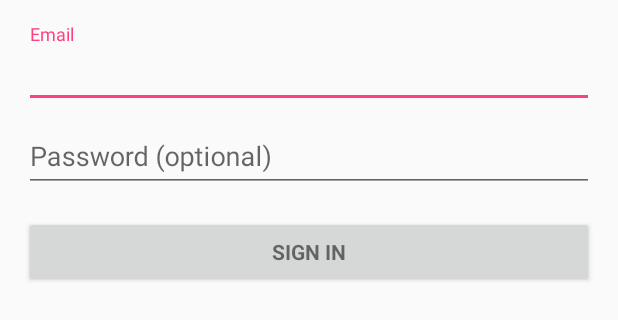
After one commit to AkiyamaKun/ManagerStudent, an Android app: the layout activity_login.xml on its own in the app's theme, with its tools: preview values and no code run, on a phone screen of 412 x 824 dp. The commit adds this screen. Shown: the top 320 px of the screen. Run offline under Robolectric (Android 15) with nearby library versions, the phone set to English and light mode, and no system bars.

Commit message:
add login activity

```diff
--- /dev/null
+++ b/app/src/main/res/layout/activity_login.xml
@@ -0,0 +1,78 @@
+<?xml version="1.0" encoding="utf-8"?>
+<LinearLayout xmlns:android="http://schemas.android.com/apk/res/android"
+    xmlns:tools="http://schemas.android.com/tools"
+    android:layout_width="match_parent"
+    android:layout_height="match_parent"
+    android:gravity="center_horizontal"
+    android:orientation="vertical"
+    android:paddingBottom="@dimen/activity_vertical_margin"
+    android:paddingLeft="@dimen/activity_horizontal_margin"
+    android:paddingRight="@dimen/activity_horizontal_margin"
+    android:paddingTop="@dimen/activity_vertical_margin"
+    tools:context=".Activity.LoginActivity">
+
+    <!-- Login progress -->
+    <ProgressBar
+        android:id="@+id/login_progress"
+        style="?android:attr/progressBarStyleLarge"
+        android:layout_width="wrap_content"
+        android:layout_height="wrap_content"
+        android:layout_marginBottom="8dp"
+        android:visibility="gone" />
+
+    <ScrollView
+        android:id="@+id/login_form"
+        android:layout_width="match_parent"
+        android:layout_height="match_parent">
+
+        <LinearLayout
+            android:id="@+id/email_login_form"
+            android:layout_width="match_parent"
+            android:layout_height="wrap_content"
+            android:orientation="vertical">
+
+            <android.support.design.widget.TextInputLayout
+                android:layout_width="match_parent"
+                android:layout_height="wrap_content">
+
+                <AutoCompleteTextView
+                    android:id="@+id/email"
+                    android:layout_width="match_parent"
+                    android:layout_height="wrap_content"
+                    android:hint="@string/prompt_email"
+                    android:inputType="textEmailAddress"
+                    android:maxLines="1"
+                    android:singleLine="true" />
+
+            </android.support.design.widget.TextInputLayout>
+
+            <android.support.design.widget.TextInputLayout
+                android:layout_width="match_parent"
+                android:layout_height="wrap_content">
+
+                <EditText
+                    android:id="@+id/password"
+                    android:layout_width="match_parent"
+                    android:layout_height="wrap_content"
+                    android:hint="@string/prompt_password"
+                    android:imeActionId="6"
+                    android:imeActionLabel="@string/action_sign_in_short"
+                    android:imeOptions="actionUnspecified"
+                    android:inputType="textPassword"
+                    android:maxLines="1"
+                    android:singleLine="true" />
+
+            </android.support.design.widget.TextInputLayout>
+
+            <Button
+                android:id="@+id/email_sign_in_button"
+                style="?android:textAppearanceSmall"
+                android:layout_width="match_parent"
+                android:layout_height="wrap_content"
+                android:layout_marginTop="16dp"
+                android:text="@string/action_sign_in_short"
+                android:textStyle="bold" />
+
+        </LinearLayout>
+    </ScrollView>
+</LinearLayout>
--- /dev/null
+++ b/app/src/main/res/values/dimens.xml
@@ -0,0 +1,5 @@
+<resources>
+    <!-- Default screen margins, per the Android Design guidelines. -->
+    <dimen name="activity_horizontal_margin">16dp</dimen>
+    <dimen name="activity_vertical_margin">16dp</dimen>
+</resources>
--- a/app/src/main/res/values/strings.xml
+++ b/app/src/main/res/values/strings.xml
@@ -2,4 +2,18 @@
     <string name="app_name">ManagerStudent</string>
     <string name="open">Open</string>
     <string name="close">Close</string>
+    <string name="title_activity_login">Sign in</string>
+
+    <!-- Strings related to login -->
+    <string name="prompt_email">Email</string>
+    <string name="prompt_password">Password (optional)</string>
+    <string name="action_sign_in">Sign in or register</string>
+    <string name="action_sign_in_short">Sign in</string>
+    <string name="error_invalid_email">This email address is invalid</string>
+    <string name="error_invalid_password">This password is too short</string>
+    <string name="error_incorrect_password">This password is incorrect</string>
+    <string name="error_field_required">This field is required</string>
+    <string name="permission_rationale">"Contacts permissions are needed for providing email
+        completions."
+    </string>
 </resources>
```
Also changed, not shown: app/src/main/AndroidManifest.xml (+9 -2 lines), app/src/main/java/com/example/admin/managerstundent/Activity/LoginActivity.java (added, +351 -0 lines).
